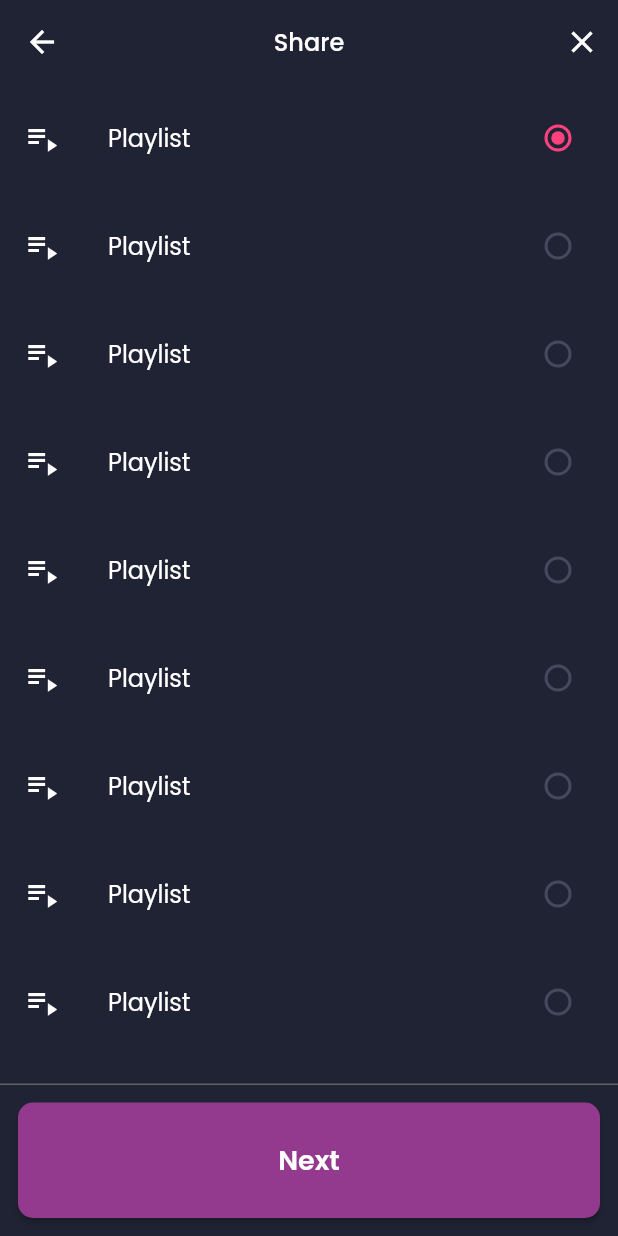
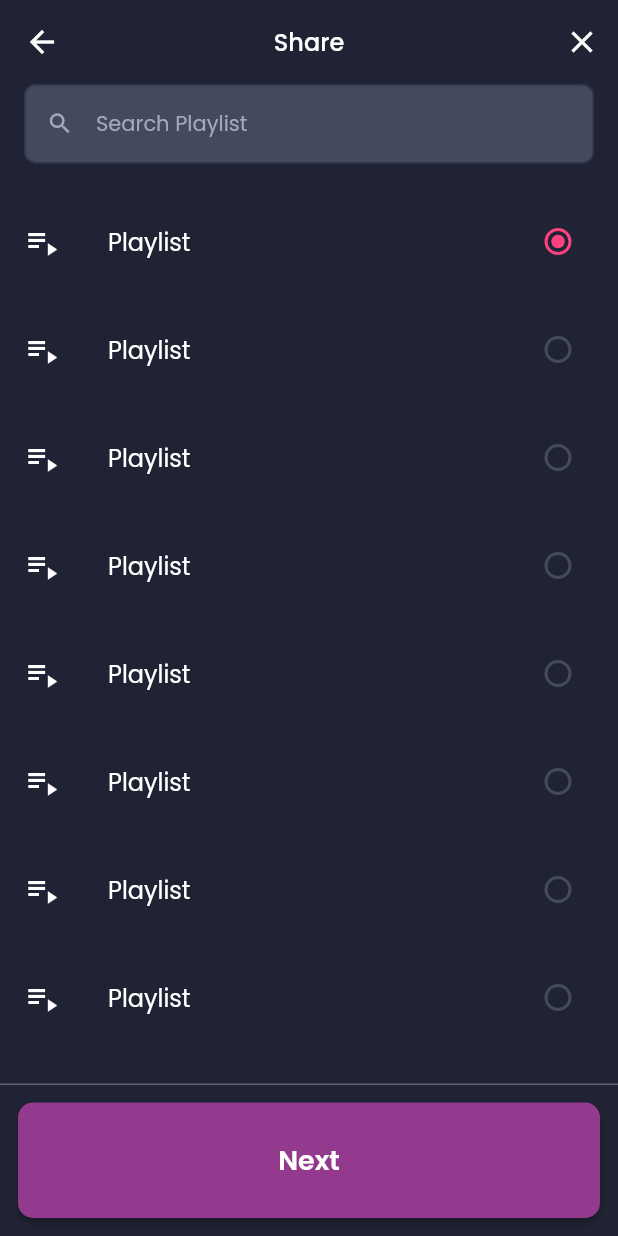
Before and after one commit to rice-apps/tunedin, a Flutter app: the ShareModal widget shown alone on an empty page, opened directly, after a tap on "Next", on a phone screen of 412 x 824 dp. Run offline on Flutter 3.47's test engine with Material 2 defaults, Android fonts, the phone set to English and light mode, and no system bars; our stand-ins replace flutter_svg, freezed_annotation, page_transition; missing offline and left inert: image_stack; network calls fail.

Commit message:
Add search bar to target picker apge

```diff
--- a/lib/sheet/share_modal.dart
+++ b/lib/sheet/share_modal.dart
@@ -28,6 +28,7 @@ class ShareModalState extends State<ShareModal> {
                 )),
             getTargetName: (target) => 0 == target ? 'Your profile' : 'Group',
             maxCount: 2,
+            showSearch: false,
             buildTargetPage: (int index) {
               if (index == 1) {
                 return TargetPickerPage(
@@ -76,6 +77,7 @@ class TargetPickerPage extends StatefulWidget {
   final BuildContext sheetContext;
   final BuildContext pageContext;
   final PushRouteBuilder pushRoute;
+  final bool showSearch;
 
   const TargetPickerPage(
     this.sheetContext,
@@ -86,6 +88,7 @@ class TargetPickerPage extends StatefulWidget {
     required this.getTargetIcon,
     this.maxCount,
     required this.buildTargetPage,
+    this.showSearch = true,
   }) : super(key: key);
 
   @override
@@ -99,6 +102,33 @@ class _TargetPickerPageState extends State<TargetPickerPage> {
   Widget build(BuildContext context) {
     return Column(
       children: [
+        if (widget.showSearch)
+          Container(
+            padding: const EdgeInsets.only(left: 16, right: 16, bottom: 16),
+            child: TextField(
+              keyboardType: TextInputType.text,
+              style: Theme.of(context).textTheme.displayMedium,
+              decoration: InputDecoration(
+                isDense: true,
+                hintText: 'Search Playlist',
+                hintStyle: Theme.of(context)
+                    .textTheme
+                    .displayMedium
+                    ?.copyWith(color: Color(0xFFA1A9BC)),
+                prefixIcon: const Icon(Icons.search, color: Color(0xFFA1A9BC)),
+                filled: true,
+                fillColor: Color(0xFF45495C),
+                enabledBorder: const OutlineInputBorder(
+                  borderRadius: BorderRadius.all(Radius.circular(8.0)),
+                  borderSide: BorderSide(color: Color(0xFF303449), width: 1),
+                ),
+                focusedBorder: const OutlineInputBorder(
+                  borderRadius: BorderRadius.all(Radius.circular(8.0)),
+                  borderSide: BorderSide(color: Color(0xFF303449), width: 1),
+                ),
+              ),
+            ),
+          ),
         Expanded(
             child: ListView.builder(
                 shrinkWrap: true,
@@ -231,7 +261,7 @@ class ShareCommentPage extends StatelessWidget {
             // implement networking here
             Navigator.of(sheetContext).pop();
           },
-          child: const Text('Submit'),
+          child: const Text('Send'),
         ),
       ),
     ]);
```
